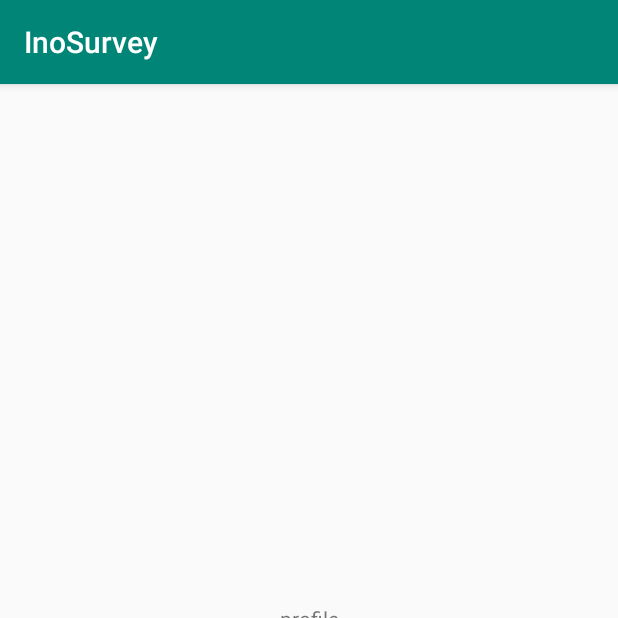
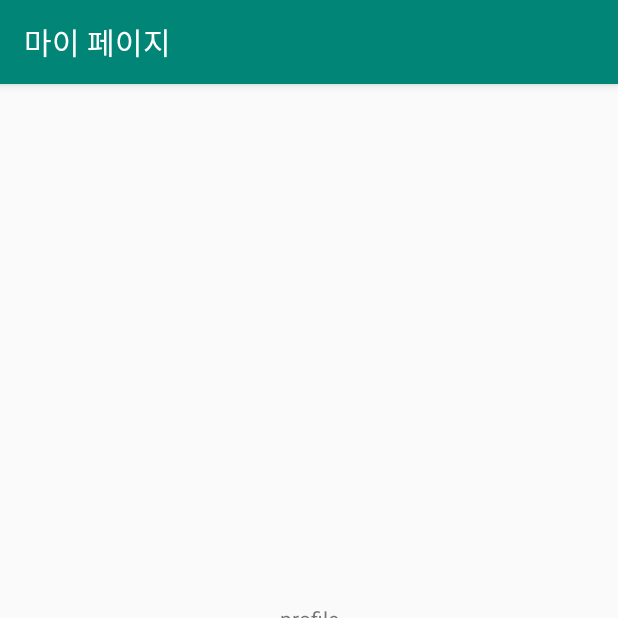
Before and after one commit to 3WDJ-Team-07/inosurvey-android, an Android app: the MainActivity screen opened directly, with no data from a screen before it, item 3 of the bottom bar chosen, on a phone screen of 412 x 824 dp, the top half of it. Run offline under Robolectric (Android 15) with nearby library versions, the phone set to English and light mode, and no system bars.

Commit message:
added recyclerViewClickListener, SurveyActivity(not yet fragment) modirfied ActionBar renaming

```diff
--- a/app/src/main/AndroidManifest.xml
+++ b/app/src/main/AndroidManifest.xml
@@ -10,7 +10,7 @@
         android:supportsRtl="true"
         android:theme="@style/AppTheme">
         <activity android:name=".MainActivity"/>
-
+        <activity android:name=".SurveyActivity"/>
 
         <activity android:name = ".loginActivity">
         <intent-filter>
--- a/app/src/main/java/xyz/inosurvey/inosurvey/ItemData/MarketData.java
+++ b/app/src/main/java/xyz/inosurvey/inosurvey/ItemData/MarketData.java
@@ -1,5 +1,6 @@
 package xyz.inosurvey.inosurvey.ItemData;
 
+//DataSet Class
 public class MarketData{
     public String productText;
     public String coinText;
--- a/app/src/main/java/xyz/inosurvey/inosurvey/ItemData/SurveyListData.java
+++ b/app/src/main/java/xyz/inosurvey/inosurvey/ItemData/SurveyListData.java
@@ -1,5 +1,7 @@
 package xyz.inosurvey.inosurvey.ItemData;
 
+
+//DataSet Class
 public class SurveyListData {
     public String surveyTitleText,coinText,timeText, surveyCoinText, surveyTimeText;
 
--- a/app/src/main/java/xyz/inosurvey/inosurvey/MainActivity.java
+++ b/app/src/main/java/xyz/inosurvey/inosurvey/MainActivity.java
@@ -4,6 +4,7 @@ import android.annotation.SuppressLint;
 import android.support.annotation.NonNull;
 import android.support.design.widget.BottomNavigationView;
 import android.support.v4.app.Fragment;
+import android.support.v7.app.ActionBar;
 import android.support.v7.app.AppCompatActivity;
 import android.os.Bundle;
 import android.view.MenuItem;
@@ -21,6 +22,10 @@ public class MainActivity extends AppCompatActivity{
         setContentView(R.layout.activity_main);
         loadFragment(new SurveyListFragment());
         bottomNavigationView = findViewById(R.id.bottom_navigation);
+        //액션바 제목 지정
+        final ActionBar ab = getSupportActionBar();
+        ab.setTitle("설문 리스트");
+
         //textView = findViewById(R.id.textView);
 
         //바텀 네비게이션 이벤트 리스너
@@ -29,22 +34,27 @@ public class MainActivity extends AppCompatActivity{
             //메뉴 아이템 id를 받아와서 case 조건에 맞는 fragment 보여주기
             public boolean onNavigationItemSelected(@NonNull MenuItem menuItem) {
                 Fragment fragment = null;
+
                 switch(menuItem.getItemId()){
                     //설문 리스트
                     case R.id.bottom_survey_list:
                         fragment = new SurveyListFragment();
+                        ab.setTitle("설문 리스트");
                         break;
                     //마켓
                     case R.id.bottom_survey_market:
                         fragment = new MarketFragment();
+                        ab.setTitle("상품 마켓");
                         break;
                     //프로필
                     case R.id.bottom_survey_profile:
                         fragment = new ProfileFragment();
+                        ab.setTitle("마이 페이지");
                         break;
                     //세팅
                     case R.id.bottom_survey_setting:
                         fragment = new SettingFragment();
+                        ab.setTitle("옵션");
                         break;
                 }
                 return loadFragment(fragment);
--- a/app/src/main/java/xyz/inosurvey/inosurvey/SurveyListFragment.java
+++ b/app/src/main/java/xyz/inosurvey/inosurvey/SurveyListFragment.java
@@ -1,8 +1,10 @@
 package xyz.inosurvey.inosurvey;
 
+import android.content.Context;
 import android.os.Bundle;
 import android.support.annotation.Nullable;
 import android.support.v4.app.Fragment;
+import android.support.v7.app.ActionBar;
 import android.support.v7.widget.LinearLayoutManager;
 import android.support.v7.widget.RecyclerView;
 import android.view.LayoutInflater;
@@ -16,6 +18,7 @@ import xyz.inosurvey.inosurvey.adapter.SurveyListAdapter;
 
 public class SurveyListFragment extends Fragment {
 
+    public MainActivity activity;
     private RecyclerView surveyListView;
     private RecyclerView.LayoutManager surveyListLayoutManager;
     private RecyclerView.Adapter surveyListAdapter;
@@ -23,6 +26,7 @@ public class SurveyListFragment extends Fragment {
 
     public View onCreateView(LayoutInflater inflater, @Nullable ViewGroup container, @Nullable Bundle savedInstanceState){
 
+        //ActionBar ab = get
         //GetData g = new GetData();
         //g.getJson("http://172.26.2.232:8000/test");
         View v = inflater.inflate(R.layout.fragment_survey_list,container,false);
@@ -33,8 +37,12 @@ public class SurveyListFragment extends Fragment {
         surveyListView.setLayoutManager(surveyListLayoutManager);
 
         surveyListDataSet = new ArrayList<>();
+        //http://dev.youngkyu.kr/36  context 관련 글 참고하기
+        //https://arabiannight.tistory.com/entry/272 이거도
         surveyListAdapter = new SurveyListAdapter(surveyListDataSet);
         surveyListView.setAdapter(surveyListAdapter);
+
+        System.out.println(getActivity().getApplication() + "abcd");
 
         surveyListDataSet.add(new SurveyListData("설문제목1","적립 코인","남은기간","xxx코인", "10일남음"));
         surveyListDataSet.add(new SurveyListData("설문제목2","적립 코인","남은기간","xyy코인", "10일남음"));
--- a/app/src/main/java/xyz/inosurvey/inosurvey/adapter/SurveyListAdapter.java
+++ b/app/src/main/java/xyz/inosurvey/inosurvey/adapter/SurveyListAdapter.java
@@ -1,21 +1,37 @@
 package xyz.inosurvey.inosurvey.adapter;
 
+import android.content.Context;
+import android.content.Intent;
 import android.support.v7.widget.RecyclerView;
 import android.view.LayoutInflater;
 import android.view.View;
 import android.view.ViewGroup;
 import android.widget.TextView;
+
 import java.util.ArrayList;
 import xyz.inosurvey.inosurvey.ItemData.*;
+import xyz.inosurvey.inosurvey.MainActivity;
 import xyz.inosurvey.inosurvey.R;
+import xyz.inosurvey.inosurvey.SurveyActivity;
 
+//recyclerView 상속, 이 안에는 ViewHolder를 상속 받아야만 함.
 public class SurveyListAdapter extends RecyclerView.Adapter<SurveyListAdapter.ViewHolder>{
 
     private ArrayList<SurveyListData> surveyListDataSet;
+    public MainActivity activity;
 
-    public static class ViewHolder extends RecyclerView.ViewHolder{
+    //어댑터 생성자, 매개변수 : ArrayList<SurveyListData>
+    public SurveyListAdapter(ArrayList<SurveyListData> newSurveyListDataSet){
+        surveyListDataSet = newSurveyListDataSet;
+    }
+
+    //viewHolder 클래스 정의
+    public static class ViewHolder extends RecyclerView.ViewHolder implements View.OnClickListener{
+
+        private Context context;
         public TextView surveyTitleTextView, coinTextView, timeTextView, surveyCoinTextView, surveyTimeTextView;
 
+        //아이템에 들어갈 View를 받은 후 그 View 안에 있는 widget들을 초기화한다.
         public ViewHolder(View view){
             super(view);
             surveyTitleTextView = view.findViewById(R.id.surveyTitleTextView);
@@ -23,21 +39,34 @@ public class SurveyListAdapter extends RecyclerView.Adapter<SurveyListAdapter.Vi
             timeTextView = view.findViewById(R.id.timeTextView);
             surveyCoinTextView = view.findViewById(R.id.surveyCoinTextView);
             surveyTimeTextView = view.findViewById(R.id.surveyTimeTextView);
+
+            //이벤트 리스너 등록
+            view.setOnClickListener(this);
+        }
+
+        //recyclerView에 대한 onClick 정의
+        //adaper 형식의 activity 혹은 fragment가 없는 class는 view 객체에서 context를 받아와야한다.
+        @Override
+        public void onClick(View v) {
+            Intent intent = new Intent(v.getContext(), SurveyActivity.class);
+
+            //View 객체 v에서 context를 받아와 activity start
+            v.getContext().startActivity(intent);
+
         }
     }
 
-    public SurveyListAdapter(ArrayList<SurveyListData> newSurveyListDataSet){
-        surveyListDataSet = newSurveyListDataSet;
-    }
-
+    //ViewHolder를 create하는 메소드,
+    //create하기전 view를 찾는 과정을 거치며,
+    //inflate된 view를 ViewHolder의 매개변수로 넣으며, 이 ViewHolder를 리턴한다.
     @Override
     public SurveyListAdapter.ViewHolder onCreateViewHolder(ViewGroup parent, int viewType){
         View v = LayoutInflater.from(parent.getContext()).inflate(R.layout.card_survey_list, parent, false);
-
         ViewHolder vh = new ViewHolder(v);
         return vh;
     }
 
+    //RecyclerView의 item의 셋팅과 사용자가 스크롤링 할 때, 호출되는 메소드로 DataSet의 positon을 보여주는 것을 보장해준다.
     @Override
     public void onBindViewHolder(SurveyListAdapter.ViewHolder holder, int position){
         holder.surveyTitleTextView.setText(surveyListDataSet.get(position).surveyTitleText);
@@ -47,6 +76,7 @@ public class SurveyListAdapter extends RecyclerView.Adapter<SurveyListAdapter.Vi
         holder.surveyTimeTextView.setText(surveyListDataSet.get(position).surveyTimeText);
     }
 
+    //아이템의 갯수 카운트
     @Override
     public int getItemCount(){
         return surveyListDataSet.size();
```
Also changed, not shown: app/src/main/java/xyz/inosurvey/inosurvey/SurveyActivity.java (added, +25 -0 lines), app/src/main/res/layout/activity_survey.xml (added, +44 -0 lines), 1 other file.
